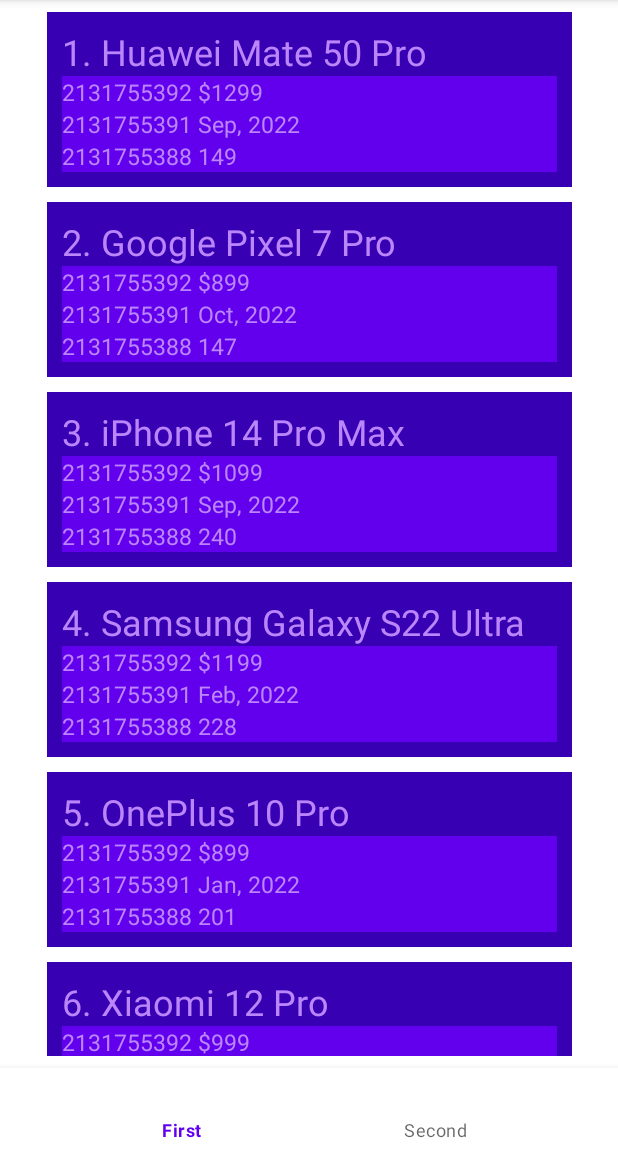
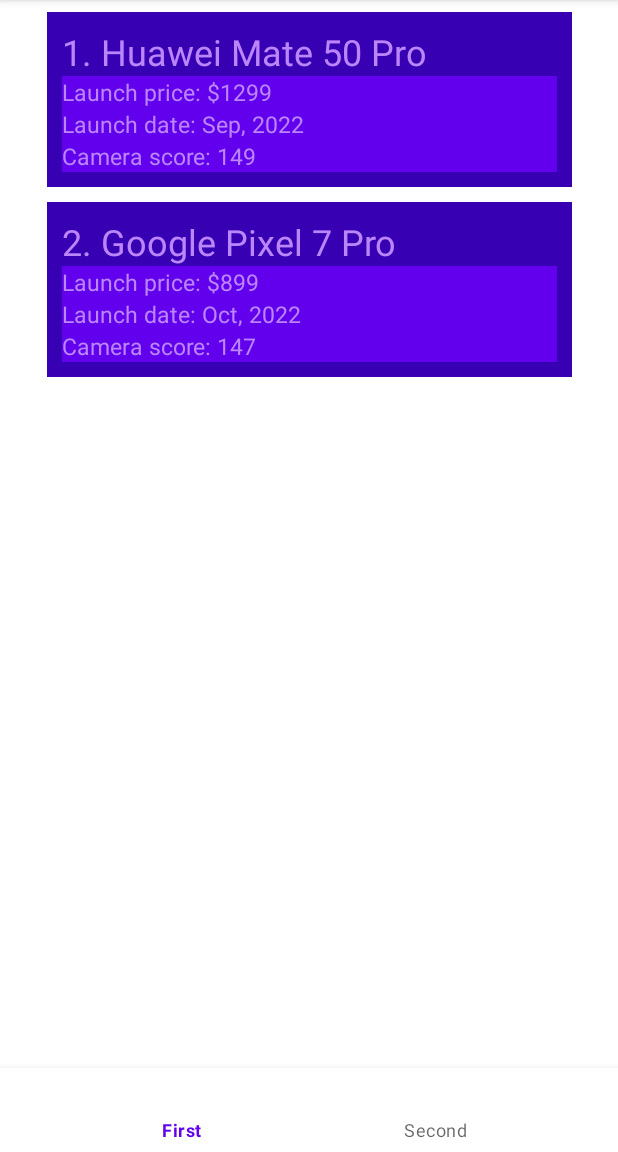
Before and after one commit to IVKazantsev/kotlin-project, an Android app: the screen it shows after launch (ContentActivity), after a tap on "ЗАРЕГИСТРИРОВАТЬСЯ", on a phone screen of 412 x 824 dp, the part 84-1236 px from its top. Run offline under Robolectric (Android 15) with nearby library versions, the phone set to English and light mode, and no system bars; our stand-ins replace navigation-ui; 2 statements that could not run were skipped; 2 other taps on this screen came first.

Commit message:
Фильтр по score для айтемов

```diff
--- a/app/src/main/java/com/kazancev/androiddevelopmentproject/FirstFragment.kt
+++ b/app/src/main/java/com/kazancev/androiddevelopmentproject/FirstFragment.kt
@@ -28,6 +28,6 @@ class FirstFragment : Fragment()
 
     private fun loadData()
     {
-        myAdapter.setupPhones(PhonesData.phonesArr)
+        myAdapter.setupPhones(PhonesData.phonesArr, 0, 150)
     }
 }
--- a/app/src/main/java/com/kazancev/androiddevelopmentproject/PhonesAdapter.kt
+++ b/app/src/main/java/com/kazancev/androiddevelopmentproject/PhonesAdapter.kt
@@ -1,5 +1,6 @@
 package com.kazancev.androiddevelopmentproject
 
+import android.annotation.SuppressLint
 import android.view.LayoutInflater
 import android.view.ViewGroup
 import androidx.recyclerview.widget.RecyclerView
@@ -8,10 +9,21 @@ class PhonesAdapter: RecyclerView.Adapter<RecyclerView.ViewHolder>()
 {
     private var mPhonesList: ArrayList<PhoneModel> = ArrayList()
 
-    fun setupPhones(phonesList: Array<PhoneModel>)
+    @SuppressLint("NotifyDataSetChanged")
+    fun setupPhones(phonesList: Array<PhoneModel>, scoreFrom: Int, scoreTo: Int)
     {
         mPhonesList.clear()
-        mPhonesList.addAll(phonesList)
+
+        for (phone in phonesList)
+        {
+            if(phone.score.toInt() < scoreFrom || phone.score.toInt() > scoreTo)
+            {
+                continue
+            }
+
+            mPhonesList.add(phone)
+        }
+
         notifyDataSetChanged()
     }
 
@@ -19,7 +31,7 @@ class PhonesAdapter: RecyclerView.Adapter<RecyclerView.ViewHolder>()
     {
         if (holder is PhonesViewHolder)
         {
-            holder.bind(mPhones = mPhonesList[position])
+            holder.bind(mPhones = mPhonesList[position], position)
         }
     }
 
--- a/app/src/main/java/com/kazancev/androiddevelopmentproject/PhonesData.kt
+++ b/app/src/main/java/com/kazancev/androiddevelopmentproject/PhonesData.kt
@@ -4,73 +4,73 @@ object PhonesData
 {
     val phonesArr = arrayOf(
         PhoneModel(
-            "1. Huawei Mate 50 Pro",
+            "Huawei Mate 50 Pro",
             "$1299",
             "Sep, 2022",
             "149",
         ),
         PhoneModel(
-            "2. Google Pixel 7 Pro",
+            "Google Pixel 7 Pro",
             "$899",
             "Oct, 2022",
             "147",
         ),
         PhoneModel(
-            "3. iPhone 14 Pro Max",
+            "iPhone 14 Pro Max",
             "$1099",
             "Sep, 2022",
             "240",
         ),
         PhoneModel(
-            "4. Samsung Galaxy S22 Ultra",
+            "Samsung Galaxy S22 Ultra",
             "$1199",
             "Feb, 2022",
             "228",
         ),
         PhoneModel(
-            "5. OnePlus 10 Pro",
+            "OnePlus 10 Pro",
             "$899",
             "Jan, 2022",
             "201",
         ),
         PhoneModel(
-            "6. Xiaomi 12 Pro",
+            "Xiaomi 12 Pro",
             "$999",
             "Dec, 2021",
             "204",
         ),
         PhoneModel(
-            "7. Sony Xperia 1 IV",
+            "Sony Xperia 1 IV",
             "$1599",
             "May, 2022",
             "185",
         ),
         PhoneModel(
-            "8. Oppo Find X5 Pro",
+            "Oppo Find X5 Pro",
             "$1299",
             "Mar, 2022",
             "218",
         ),
         PhoneModel(
-            "9. Asus ROG Phone 6",
+            "Asus ROG Phone 6",
             "$999",
             "Jul, 2022",
             "239",
         ),
         PhoneModel(
-            "10. Realme GT 2 Pro",
+            "Realme GT 2 Pro",
             "$799",
             "Jan, 2022",
             "189",
         ),
         PhoneModel(
-            "11. Vivo X80 Pro",
+            "Vivo X80 Pro",
             "$1199",
             "Apr, 2022",
             "215",
         ),
         PhoneModel(
-            "12. Motorola Edge 30 Ultra",
+            "Motorola Edge 30 Ultra",
             "$899",
             "Sep, 2022",
             "198",
--- a/app/src/main/java/com/kazancev/androiddevelopmentproject/PhonesViewHolder.kt
+++ b/app/src/main/java/com/kazancev/androiddevelopmentproject/PhonesViewHolder.kt
@@ -8,11 +8,13 @@ import kotlinx.android.synthetic.main.recylcerview_item.view.*
 class PhonesViewHolder(itemView: View): RecyclerView.ViewHolder(itemView)
 {
     @SuppressLint("SetTextI18n")
-    fun bind(mPhones: PhoneModel)
+    fun bind(mPhones: PhoneModel, position: Int)
     {
-        itemView.model.text = mPhones.name
-        itemView.launchPrice.text = "${R.string.launchPricePrefix} ${mPhones.price}"
-        itemView.launchDate.text = "${R.string.launchDatePrefix} ${mPhones.date}"
-        itemView.cameraScope.text = "${R.string.cameraScorePrefix} ${mPhones.score}"
+        val place = position + 1;
+
+        itemView.model.text = "${place}. ${mPhones.name}"
+        itemView.launchPrice.text = "Launch price: ${mPhones.price}"
+        itemView.launchDate.text = "Launch date: ${mPhones.date}"
+        itemView.cameraScope.text = "Camera score: ${mPhones.score}"
     }
 }
--- a/app/src/main/res/values/strings.xml
+++ b/app/src/main/res/values/strings.xml
@@ -29,10 +29,7 @@
     <string name="hello_blank_2_fragment">Hello blank 2 fragment</string>
 
     <string name="model">1. Huawei Mate 50 Pro</string>
-    <string name="launchPricePrefix">Launch price:</string>
     <string name="price">Launch price: $1299</string>
-    <string name="launchDatePrefix">Launch date:</string>
     <string name="launchDate">Launch date: Sep, 2022</string>
-    <string name="cameraScorePrefix">Camera score:</string>
     <string name="cameraScore">Camera score: 149</string>
 </resources>
```
